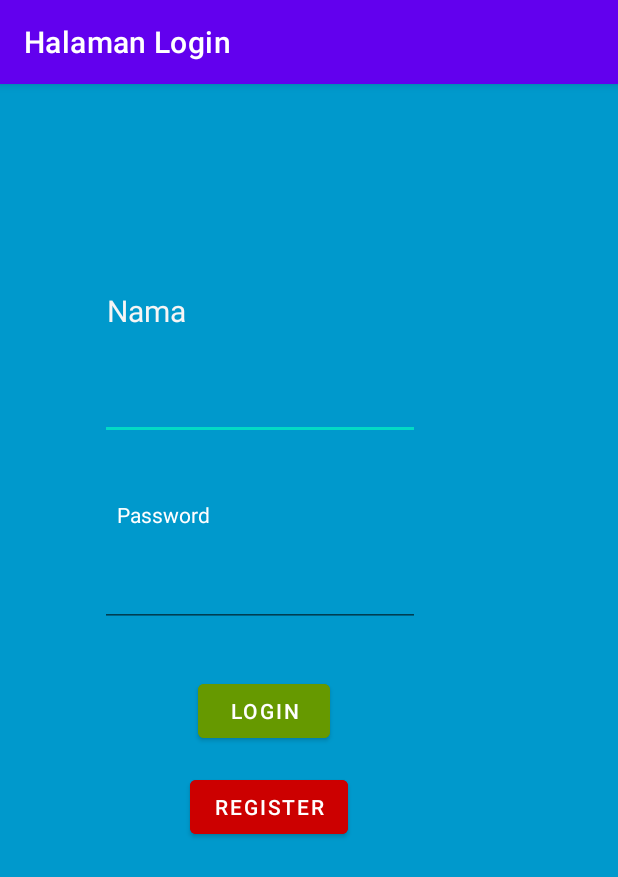
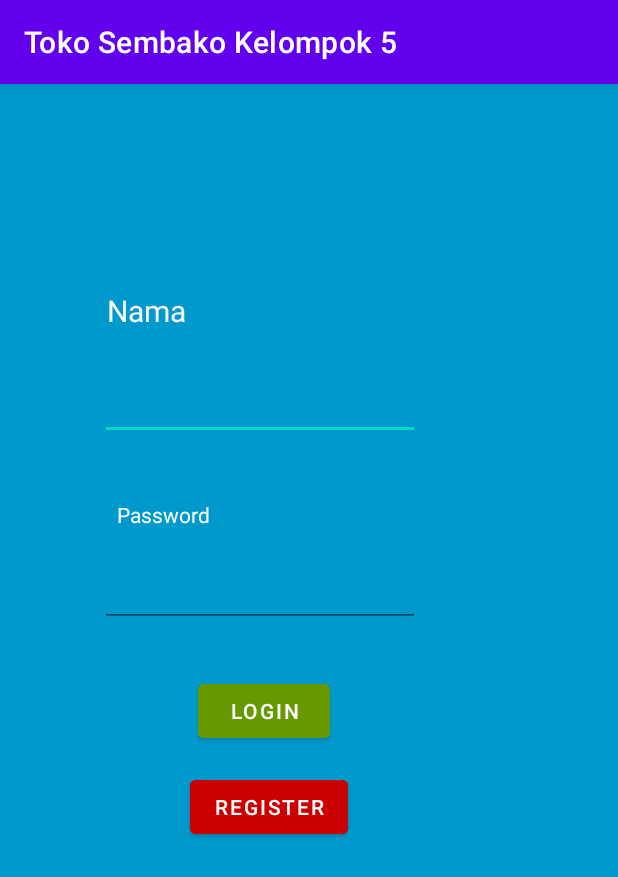
Before and after one commit to ackermanjayjay/PROJECT-APP-KELOMPOK5, an Android app: the screen it shows after launch (MainActivity), on a phone screen of 412 x 824 dp. Shown: the top 877 px of the screen. Run offline under Robolectric (Android 15) with nearby library versions, the phone set to English and light mode, and no system bars; 2 statements that could not run were skipped.

Commit message:
Pengubahan tampilan

```diff
--- a/Coba_Firebase/app/src/main/java/com/example/coba_firebase/MainActivity.java
+++ b/Coba_Firebase/app/src/main/java/com/example/coba_firebase/MainActivity.java
@@ -9,71 +9,86 @@ import android.widget.EditText;
 import androidx.appcompat.app.AppCompatActivity;
 
 public class MainActivity extends AppCompatActivity {
-Button login,register;
-EditText nama,pass_ku;
-String admin="Reza";
+    Button masuk;
+    EditText nama, pass_ku;
+    String admin = "Reza";
 
 
     @Override
     protected void onCreate(Bundle savedInstanceState) {
         super.onCreate(savedInstanceState);
         setContentView(R.layout.activity_main);
-        nama=findViewById(R.id.txt_nama);
-        pass_ku=findViewById(R.id.txt_pass);
-        login=findViewById(R.id.btn_login);
-        register=findViewById(R.id.btn_regsiter);
-        getSupportActionBar().setTitle("Halaman Login");
+//        nama=findViewById(R.id.txt_nama);
+//        pass_ku=findViewById(R.id.txt_pass);
+//        login=findViewById(R.id.btn_login);
+//        register=findViewById(R.id.btn_regsiter);
+        getSupportActionBar().setTitle("Toko Sembako Kelompok 5");
+        masuk=(Button)findViewById(R.id.btn_masuk);
 
-        register.setOnClickListener((new View.OnClickListener() {
+        masuk.setOnClickListener(new View.OnClickListener() {
             @Override
             public void onClick(View view) {
-                halamanRegister();
-            }
-        }));
-
-        login.setOnClickListener(new View.OnClickListener() {
-            @Override
-            public void onClick(View view) {
-//                Control khusus Admin login
-                    if(nama.getText().toString().equals("Reza")) {
-                        Intent admin = new Intent(MainActivity.this, Halaman_admin.class);
-                        admin.putExtra("Nama", nama.getText().toString());
-                        startActivity(admin);
-                    }
-                 else
-                    {
-                    halamanhome();
-                }
+                halamanhome();
             }
         });
-    }
-    public void halamanRegister()
-    {
-        Intent pindah_register = new Intent(MainActivity.this, Halaman_regis.class);
-        startActivity(pindah_register);
+
+
+//        register.setOnClickListener((new View.OnClickListener() {
+//            @Override
+//            public void onClick(View view) {
+//                halamanRegister();
+//            }
+//        }));
+//
+//        login.setOnClickListener(new View.OnClickListener() {
+//            @Override
+//            public void onClick(View view) {
+////                Control khusus Admin login
+//                    if(nama.getText().toString().equals("Reza")) {
+//                        Intent admin = new Intent(MainActivity.this, Halaman_admin.class);
+//                        admin.putExtra("Nama", nama.getText().toString());
+//                        startActivity(admin);
+//                    }
+//                 else
+//                    {
+//                    halamanhome();
+//                }
+//            }
+//        });
+//    }
+//    public void halamanRegister()
+//    {
+//        Intent pindah_register = new Intent(MainActivity.this, Halaman_regis.class);
+//        startActivity(pindah_register);
+//    }
+//    public void halamanhome()
+//    {
+//        if(nama.length()==0 )
+//        {
+//            nama.requestFocus();
+//            nama.setError("Masukkan nama anda");
+//
+//
+//        }
+//        else if(pass_ku.length()==0)
+//        {
+//            pass_ku.requestFocus();
+//            pass_ku.setError("Masukkan Password anda");
+//        }
+//        else
+//        {
+//            Intent home = new Intent(MainActivity.this, Halaman_home.class);
+//            home.putExtra("Nama", nama.getText().toString());
+//            startActivity(home);
+//
+//
+//        }
+//
+//        }
     }
     public void halamanhome()
     {
-        if(nama.length()==0 )
-        {
-            nama.requestFocus();
-            nama.setError("Masukkan nama anda");
-
-
-        }
-        else if(pass_ku.length()==0)
-        {
-            pass_ku.requestFocus();
-            pass_ku.setError("Masukkan Password anda");
-        }
-        else
-        {
-            Intent home = new Intent(MainActivity.this, Halaman_home.class);
-            home.putExtra("Nama", nama.getText().toString());
-            startActivity(home);
-
-
-        }
-
-        }
+        Intent home = new Intent(MainActivity.this, Halaman_home.class);
+        startActivity(home);
+    }
 }
```
